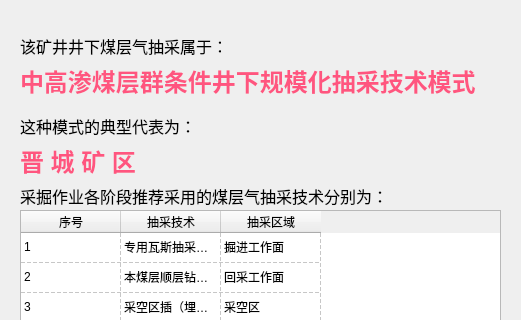
Qt form python/cbm/uifiles/high_coals_dlg.ui (wyrover/cbm) before a commit; both pictures show x 0 to 521 and y 0 to 320 of the 521 by 531 pixel window.
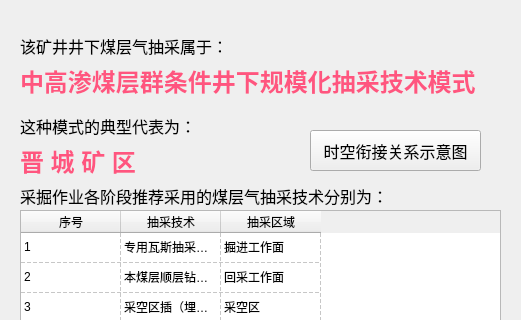
The same form after that commit. Icons and pictures are not drawn.

```diff
--- a/python/cbm/uifiles/high_coals_dlg.ui
+++ b/python/cbm/uifiles/high_coals_dlg.ui
@@ -446,6 +446,22 @@
      <string>这种模式的典型代表为：</string>
     </property>
    </widget>
+   <widget class="QPushButton" name="tBtn">
+    <property name="geometry">
+     <rect>
+      <x>310</x>
+      <y>100</y>
+      <width>171</width>
+      <height>41</height>
+     </rect>
+    </property>
+    <property name="toolTip">
+     <string/>
+    </property>
+    <property name="text">
+     <string>时空衔接关系示意图</string>
+    </property>
+   </widget>
   </widget>
  </widget>
  <resources>
```
Left out of the diff: 2 changed lines with no effect on the pictures.
